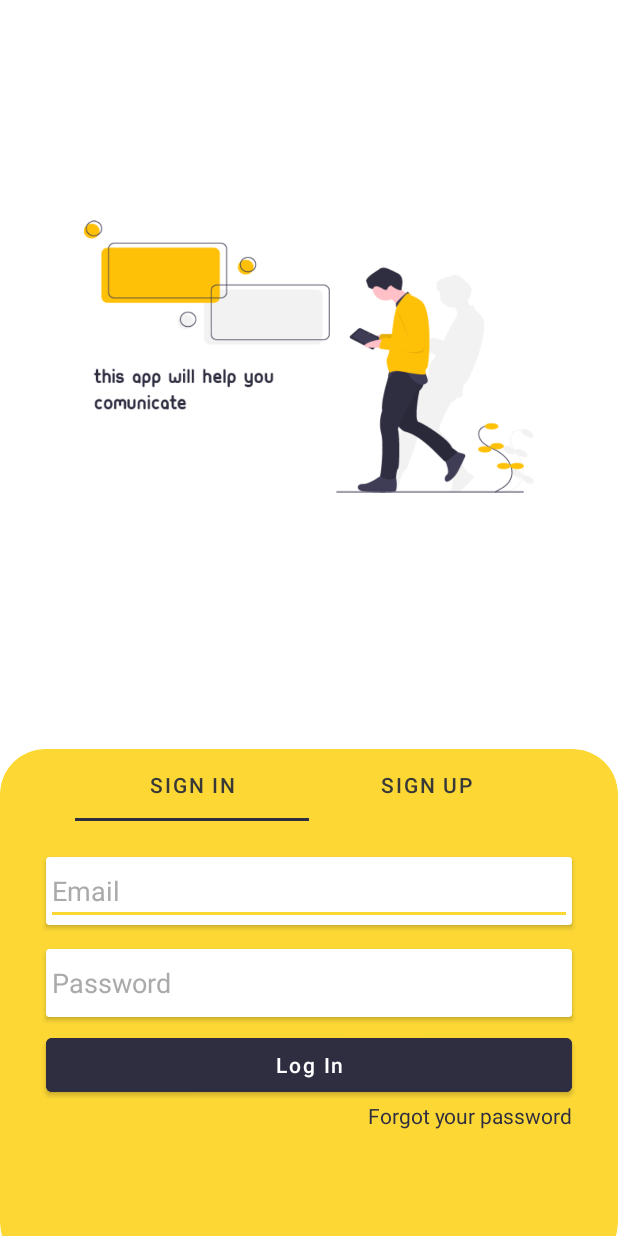
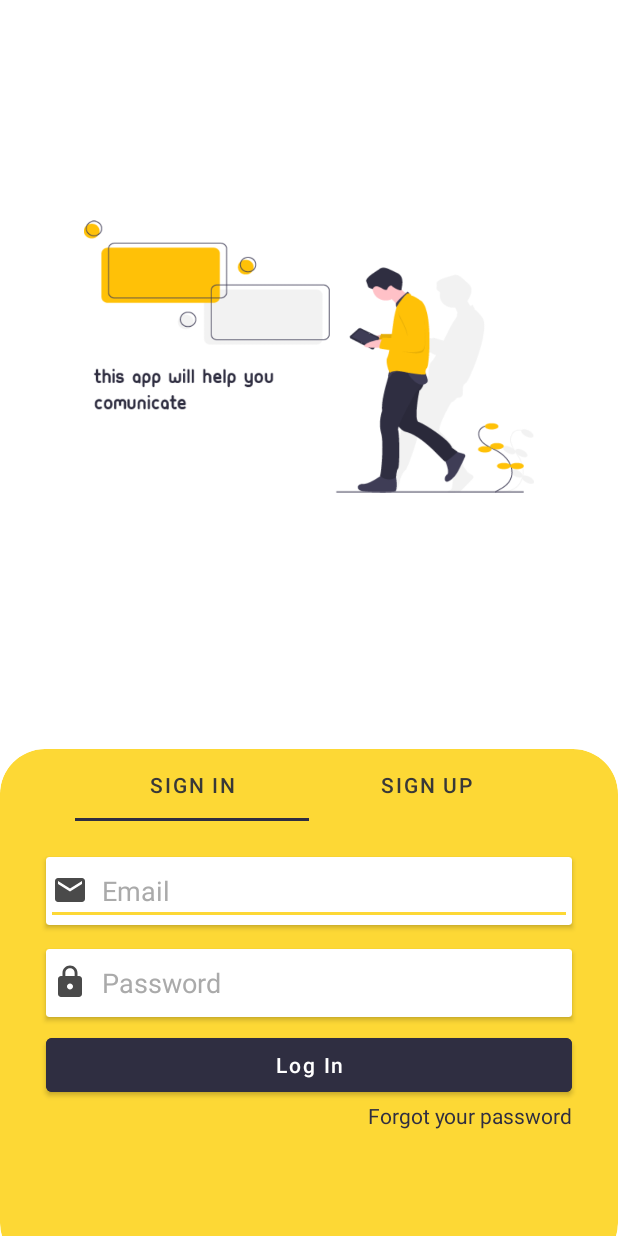
Before and after one commit to CreateDevel0pment/Task_Management_App, an Android app: the screen it shows after launch (SignUpActivity), on a phone screen of 412 x 824 dp. Run offline under Robolectric (Android 15) with nearby library versions, the phone set to English and light mode, and no system bars; our stand-ins replace Firebase (no records; nobody signed in at launch, a user with empty details on screens opened directly); libraries missing offline, so code that uses them is left out: com.viewpagerindicator; plain views replace CirclePageIndicator; 2 statements that could not run were skipped.

Commit message:
Images update

```diff
--- a/app/src/main/java/com/example/codeacademyapp/ui/SignInFragment.java
+++ b/app/src/main/java/com/example/codeacademyapp/ui/SignInFragment.java
@@ -42,6 +42,7 @@ public class SignInFragment extends Fragment {
 
         mail_et=view.findViewById(R.id.mail_text);
         password_et=view.findViewById(R.id.password_text);
+
         log_in_btn=view.findViewById(R.id.log_in_btn);
         forgot_pass=view.findViewById(R.id.forgot_pass);
 
--- /dev/null
+++ b/app/src/main/res/drawable/mail_ic.xml
@@ -0,0 +1,5 @@
+<vector android:height="24dp" android:tint="#4A4A4A"
+    android:viewportHeight="24.0" android:viewportWidth="24.0"
+    android:width="24dp" xmlns:android="http://schemas.android.com/apk/res/android">
+    <path android:fillColor="#FF000000" android:pathData="M20,4L4,4c-1.1,0 -1.99,0.9 -1.99,2L2,18c0,1.1 0.9,2 2,2h16c1.1,0 2,-0.9 2,-2L22,6c0,-1.1 -0.9,-2 -2,-2zM20,8l-8,5 -8,-5L4,6l8,5 8,-5v2z"/>
+</vector>
--- /dev/null
+++ b/app/src/main/res/drawable/pass_ic.xml
@@ -0,0 +1,5 @@
+<vector android:height="24dp" android:tint="#4A4A4A"
+    android:viewportHeight="24.0" android:viewportWidth="24.0"
+    android:width="24dp" xmlns:android="http://schemas.android.com/apk/res/android">
+    <path android:fillColor="#FF000000" android:pathData="M18,8h-1L17,6c0,-2.76 -2.24,-5 -5,-5S7,3.24 7,6v2L6,8c-1.1,0 -2,0.9 -2,2v10c0,1.1 0.9,2 2,2h12c1.1,0 2,-0.9 2,-2L20,10c0,-1.1 -0.9,-2 -2,-2zM12,17c-1.1,0 -2,-0.9 -2,-2s0.9,-2 2,-2 2,0.9 2,2 -0.9,2 -2,2zM15.1,8L8.9,8L8.9,6c0,-1.71 1.39,-3.1 3.1,-3.1 1.71,0 3.1,1.39 3.1,3.1v2z"/>
+</vector>
--- a/app/src/main/res/layout/fragment_sign_in.xml
+++ b/app/src/main/res/layout/fragment_sign_in.xml
@@ -18,10 +18,11 @@
         app:cardBackgroundColor="@android:color/white">
 
         <EditText
+            android:drawableStart="@drawable/mail_ic"
             android:focusedByDefault="false"
             android:layout_width="match_parent"
             android:layout_height="wrap_content"
-            android:hint="Email"
+            android:hint="  Email"
             android:id="@+id/mail_text"
             android:textColor="@android:color/black"
             android:textColorHint="@android:color/darker_gray"
@@ -38,10 +39,11 @@
         app:cardBackgroundColor="@android:color/white">
 
     <EditText
+        android:drawableStart="@drawable/pass_ic"
         android:focusedByDefault="false"
         android:layout_width="match_parent"
         android:layout_height="wrap_content"
-        android:hint="Password"
+        android:hint="  Password"
         android:textColor="@android:color/black"
         android:id="@+id/password_text"
         android:textColorHint="@android:color/darker_gray" />
```
